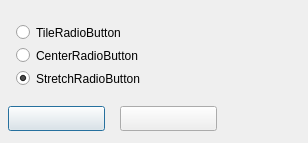
First picture: the form in src/forms/WallpaperStyleFormUnit.ui, repository Eldricos/D-Fend-Reborn, before the edit.
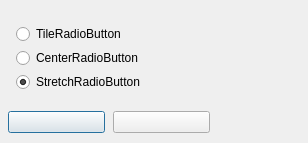
Second picture: the form after the edit.

Commit message: Remaining dialogs: Qt layouts instead of fixed pixel positions

What changed in the file:
```diff
--- a/src/forms/WallpaperStyleFormUnit.ui
+++ b/src/forms/WallpaperStyleFormUnit.ui
@@ -9,35 +9,94 @@
     <property name="vclKeyPreview" stdset="0"><bool>true</bool></property>
     <property name="vclDesignWidth" stdset="0"><number>308</number></property>
     <property name="vclDesignHeight" stdset="0"><number>143</number></property>
+    <layout class="QVBoxLayout" name="WallpaperStyleForm_Layout" stretch="0,0,0,1">
+      <property name="leftMargin"><number>8</number></property>
+      <property name="topMargin"><number>24</number></property>
+      <property name="rightMargin"><number>4</number></property>
+      <property name="bottomMargin"><number>8</number></property>
+      <property name="spacing"><number>0</number></property>
+      <item>
+        <layout class="QGridLayout" name="WallpaperStyleForm_Section1" columnstretch="0,1">
+          <property name="leftMargin"><number>8</number></property>
+          <property name="topMargin"><number>0</number></property>
+          <property name="rightMargin"><number>0</number></property>
+          <property name="bottomMargin"><number>0</number></property>
+          <property name="horizontalSpacing"><number>8</number></property>
+          <property name="verticalSpacing"><number>4</number></property>
+          <item row="0" column="0" colspan="2">
     <widget class="QRadioButton" name="TileRadioButton">
-      <property name="geometry"><rect><x>16</x><y>24</y><width>281</width><height>17</height></rect></property>
       <property name="text"><string>TileRadioButton</string></property>
     </widget>
+          </item>
+          <item row="1" column="0" colspan="2">
     <widget class="QRadioButton" name="CenterRadioButton">
-      <property name="geometry"><rect><x>16</x><y>47</y><width>281</width><height>17</height></rect></property>
       <property name="text"><string>CenterRadioButton</string></property>
     </widget>
+          </item>
+          <item row="2" column="0" colspan="2">
     <widget class="QRadioButton" name="StretchRadioButton">
-      <property name="geometry"><rect><x>16</x><y>70</y><width>281</width><height>17</height></rect></property>
       <property name="text"><string>StretchRadioButton</string></property>
       <property name="checked"><bool>true</bool></property>
     </widget>
+          </item>
+          <item row="0" column="1">
+            <spacer name="WallpaperStyleForm_Section1_HFill">
+              <property name="orientation"><enum>Qt::Horizontal</enum></property>
+              <property name="sizeHint" stdset="0"><size><width>0</width><height>0</height></size></property>
+            </spacer>
+          </item>
+        </layout>
+      </item>
+      <item>
+        <spacer name="WallpaperStyleForm_Gap1">
+          <property name="orientation"><enum>Qt::Vertical</enum></property>
+          <property name="sizeType"><enum>QSizePolicy::Fixed</enum></property>
+          <property name="sizeHint" stdset="0"><size><width>0</width><height>19</height></size></property>
+        </spacer>
+      </item>
+      <item>
+        <layout class="QGridLayout" name="WallpaperStyleForm_Section2" columnstretch="0,0,1">
+          <property name="leftMargin"><number>0</number></property>
+          <property name="topMargin"><number>0</number></property>
+          <property name="rightMargin"><number>0</number></property>
+          <property name="bottomMargin"><number>0</number></property>
+          <property name="horizontalSpacing"><number>8</number></property>
+          <property name="verticalSpacing"><number>4</number></property>
+          <item row="0" column="0" alignment="Qt::AlignLeft">
     <widget class="QPushButton" name="OKButton">
-      <property name="geometry"><rect><x>8</x><y>106</y><width>97</width><height>25</height></rect></property>
-      <property name="text"><string></string></property>
+              <property name="text"><string /></property>
       <property name="autoDefault"><bool>false</bool></property>
       <property name="vclKind" stdset="0"><string notr="true">bkOK</string></property>
       <property name="default"><bool>true</bool></property>
       <property name="vclModalResult" stdset="0"><string notr="true">mrOk</string></property>
-    </widget>
+              <property name="minimumSize"><size><width>97</width><height>0</height></size></property>
+            </widget>
+          </item>
+          <item row="0" column="1" alignment="Qt::AlignLeft">
     <widget class="QPushButton" name="CancelButton">
-      <property name="geometry"><rect><x>120</x><y>106</y><width>97</width><height>25</height></rect></property>
-      <property name="text"><string></string></property>
+              <property name="text"><string /></property>
       <property name="autoDefault"><bool>false</bool></property>
       <property name="vclKind" stdset="0"><string notr="true">bkCancel</string></property>
       <property name="vclCancel" stdset="0"><bool>true</bool></property>
       <property name="vclModalResult" stdset="0"><string notr="true">mrCancel</string></property>
-    </widget>
+              <property name="minimumSize"><size><width>97</width><height>0</height></size></property>
+            </widget>
+          </item>
+          <item row="0" column="2">
+            <spacer name="WallpaperStyleForm_Section2_HFill">
+              <property name="orientation"><enum>Qt::Horizontal</enum></property>
+              <property name="sizeHint" stdset="0"><size><width>0</width><height>0</height></size></property>
+            </spacer>
+          </item>
+        </layout>
+      </item>
+      <item>
+        <spacer name="WallpaperStyleForm_VFill">
+          <property name="orientation"><enum>Qt::Vertical</enum></property>
+          <property name="sizeHint" stdset="0"><size><width>0</width><height>0</height></size></property>
+        </spacer>
+      </item>
+    </layout>
   </widget>
   <tabstops>
     <tabstop>TileRadioButton</tabstop>
```
Left out of the diff: 6 changed lines with no effect on the pictures. Lines whose indentation alone changed are shown as unchanged. The commit also changes 102 other files.
